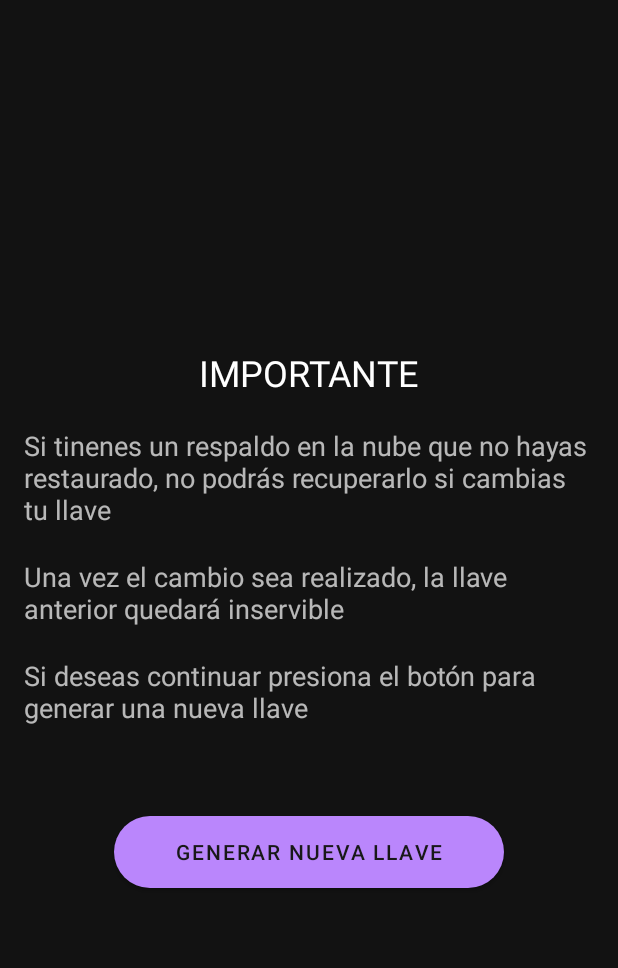
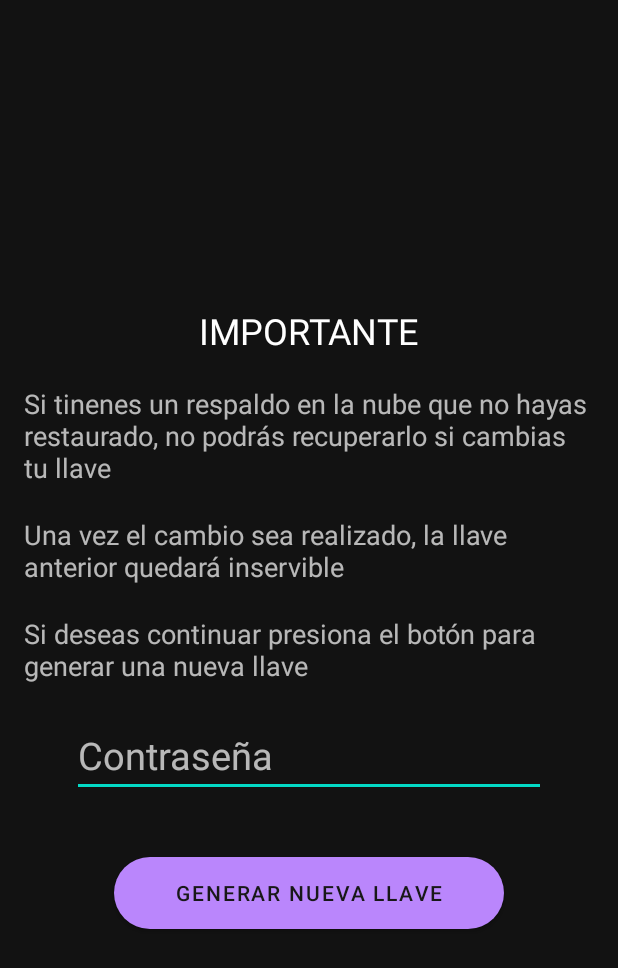
Before and after one commit to Me0089mo/EmergencyBackup, an Android app: the fragment ChangeKey shown on its own in the app's theme, on a phone screen of 412 x 824 dp. Shown: the top 968 px of the screen. Run offline under Robolectric (Android 15) with nearby library versions, the phone set to English and light mode, and no system bars.

Commit message:
Correciones cambio de llave publica y logout

```diff
--- a/V1.0/app/src/main/java/com/example/emergencybackupv10/Home.kt
+++ b/V1.0/app/src/main/java/com/example/emergencybackupv10/Home.kt
@@ -381,7 +381,7 @@ class Home : AppCompatActivity() {
 
     private fun logOut() {
         with(sharedPreferences.edit()) {
-            remove(getString(com.example.emergencybackupv10.R.string.CONFIG_TOKEN))
+            clear()
             apply()
         }
         val intent = Intent(this, Login::class.java)
--- a/V1.0/app/src/main/java/com/example/emergencybackupv10/fragments/SettingsFragment.kt
+++ b/V1.0/app/src/main/java/com/example/emergencybackupv10/fragments/SettingsFragment.kt
@@ -10,6 +10,7 @@ import androidx.fragment.app.FragmentTransaction
 import androidx.fragment.app.replace
 import androidx.preference.PreferenceManager
 import com.example.emergencybackupv10.R
+import kotlinx.android.synthetic.main.fragment_change_key.*
 import kotlinx.android.synthetic.main.fragment_settings.*
 
 class SettingsFragment : Fragment() {
@@ -18,6 +19,7 @@ class SettingsFragment : Fragment() {
     private var username: String? = "DefaultUsernameText"
     private val changeEmailFragment = ChangeEmail()
     private val changePasswordFragment = ChangePassword()
+    private val changePubKeyFragment = ChangeKey()
     private val backupSettingsFragment = BackupSettings()
 
     override fun onCreate(savedInstanceState: Bundle?) {
@@ -42,6 +44,7 @@ class SettingsFragment : Fragment() {
         change_mail_button.setOnClickListener { v -> changeFragment(changeEmailFragment, "change_email_frag") }
         change_password_button.setOnClickListener { v -> changeFragment(changePasswordFragment, "change_password_frag")}
         backup_config_button.setOnClickListener { v -> changeFragment(backupSettingsFragment, "backup_config_frag") }
+        get_new_key_button.setOnClickListener{v-> changeFragment(changePubKeyFragment,"change_pub_key")}
     }
 
 
@@ -58,7 +61,6 @@ class SettingsFragment : Fragment() {
     }
 
     private fun changeFragment(fragment: Fragment, fragmentTag: String) {
-
         activity?.supportFragmentManager?.beginTransaction()?.apply {
             add(fragment, fragmentTag)
             replace(R.id.nav_host_fragment, fragment)
--- a/V1.0/app/src/main/java/com/example/emergencybackupv10/networking/interfaces/UpdateUser.kt
+++ b/V1.0/app/src/main/java/com/example/emergencybackupv10/networking/interfaces/UpdateUser.kt
@@ -23,6 +23,7 @@ interface UpdateUser {
     @PUT("/api/users/update_key")
     fun update_key(
         @Header("authorization") auth :String,
+        @Field("password") password :String,
         @Field("pub_key") new_key:String
     ):Call<ServerResponse>
 
--- a/V1.0/app/src/main/res/layout/fragment_change_key.xml
+++ b/V1.0/app/src/main/res/layout/fragment_change_key.xml
@@ -1,5 +1,6 @@
 <?xml version="1.0" encoding="utf-8"?>
 <FrameLayout xmlns:android="http://schemas.android.com/apk/res/android"
+    xmlns:app="http://schemas.android.com/apk/res-auto"
     xmlns:tools="http://schemas.android.com/tools"
     android:layout_width="match_parent"
     android:layout_height="match_parent"
@@ -41,6 +42,19 @@
             android:textAppearance="@style/TextAppearance.AppCompat.Medium"
             android:text="@string/change_key3" />
 
+        <EditText
+            android:id="@+id/update_key_password"
+            android:layout_width="match_parent"
+            android:layout_height="wrap_content"
+            android:layout_marginHorizontal="@dimen/button_h_m"
+            android:ems="10"
+            android:hint="Contraseña"
+            android:inputType="textPassword"
+            android:textSize="25sp"
+            app:layout_constraintEnd_toEndOf="parent"
+            app:layout_constraintStart_toStartOf="parent"
+            app:layout_constraintTop_toTopOf="parent" />
+
         <Button
             android:id="@+id/btn_change_key"
             android:layout_width="match_parent"
```
Also changed, not shown: V1.0/app/src/main/java/com/example/emergencybackupv10/fragments/ChangeKey.kt (+7 -2 lines).
